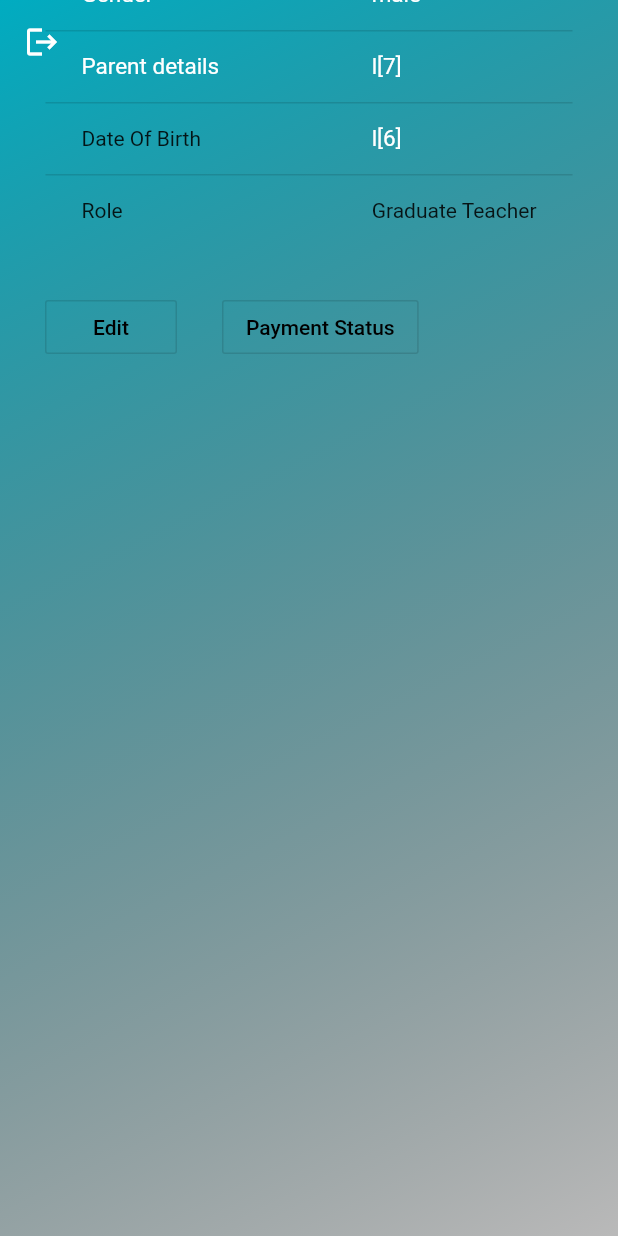
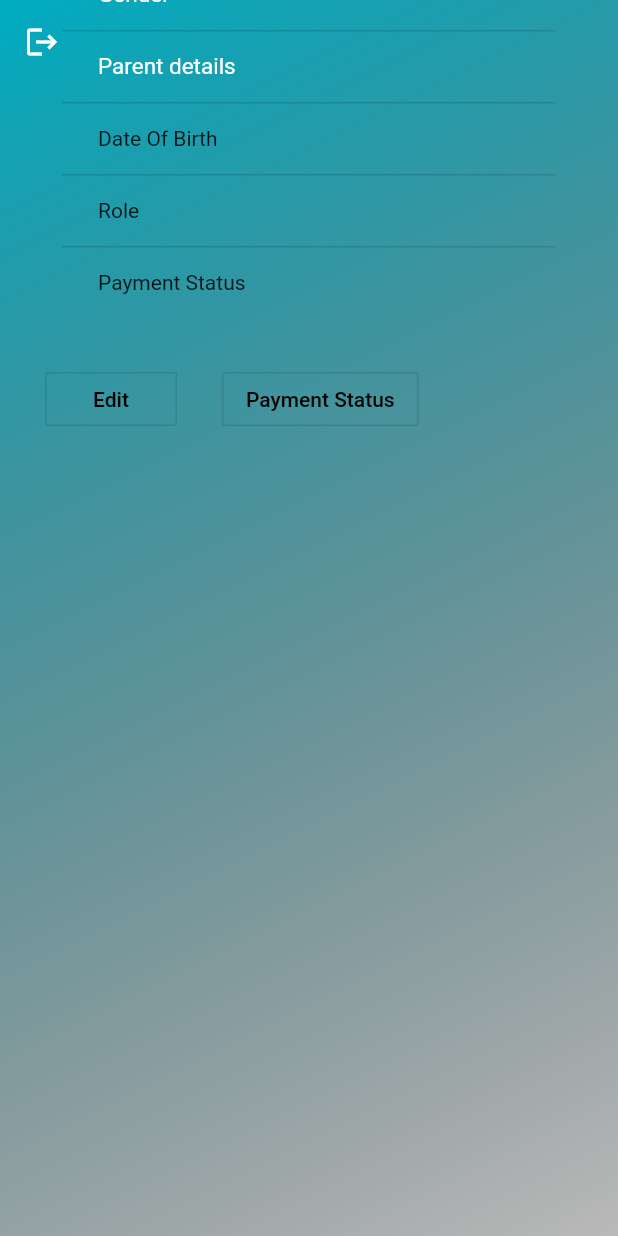
Before and after one commit to Venkatsai123/STET, a Flutter app: the screen it shows once a user with an empty profile is signed in, scrolled down 576 dp, on a phone screen of 412 x 824 dp. Run offline on Flutter 3.47's test engine with Material 2 defaults, Android fonts, the phone set to English and light mode, and no system bars; our stand-ins replace cloud_firestore, email_validator, firebase_auth, firebase_core, fluttertoast; missing offline and left inert: data_tables, razorpay_flutter; accounts and stored records are empty; network calls fail.

Commit message:
Merge branch 'backend' of https://github.com/Venkatsai123/STET into payment

```diff
--- a/lib/afterSignup.dart
+++ b/lib/afterSignup.dart
@@ -188,7 +188,7 @@ class submit extends State<AfterSubmit> {
                               DataCell(Text('Gender',
                                   style: TextStyle(
                                       color: Colors.white, fontSize: 15))),
-                              DataCell(Text("male",
+                              DataCell(Text(gotd["Gender"],
                                   style: TextStyle(
                                       color: Colors.white, fontSize: 15))),
                             ],
@@ -198,7 +198,7 @@ class submit extends State<AfterSubmit> {
                               DataCell(Text('Parent details',
                                   style: TextStyle(
                                       color: Colors.white, fontSize: 15))),
-                              DataCell(Text("l[7]",
+                              DataCell(Text(gotd["Father Name"],
                                   style: TextStyle(
                                       color: Colors.white, fontSize: 15))),
                             ],
@@ -206,7 +206,7 @@ class submit extends State<AfterSubmit> {
                           DataRow(
                             cells: <DataCell>[
                               DataCell(Text('Date Of Birth')),
-                              DataCell(Text("l[6]",
+                              DataCell(Text(gotd["Date of Birth"],
                                   style: TextStyle(
                                       color: Colors.white, fontSize: 15))),
                             ],
@@ -214,7 +214,13 @@ class submit extends State<AfterSubmit> {
                           DataRow(
                             cells: <DataCell>[
                               DataCell(Text('Role')),
-                              DataCell(Text('Graduate Teacher')),
+                              DataCell(Text(gotd["Role"],style: TextStyle(color: Colors.white, fontSize:15))),
+                            ],
+                          ),
+                          DataRow(
+                            cells: <DataCell>[
+                              DataCell(Text('Payment Status')),
+                              DataCell(Text(gotd["PaymentStatus"],style: TextStyle(color: Colors.white, fontSize:15))),
                             ],
                           ),
                         ],
```
Also changed, not shown: lib/main.dart (+57 -19 lines), pubspec.lock.
